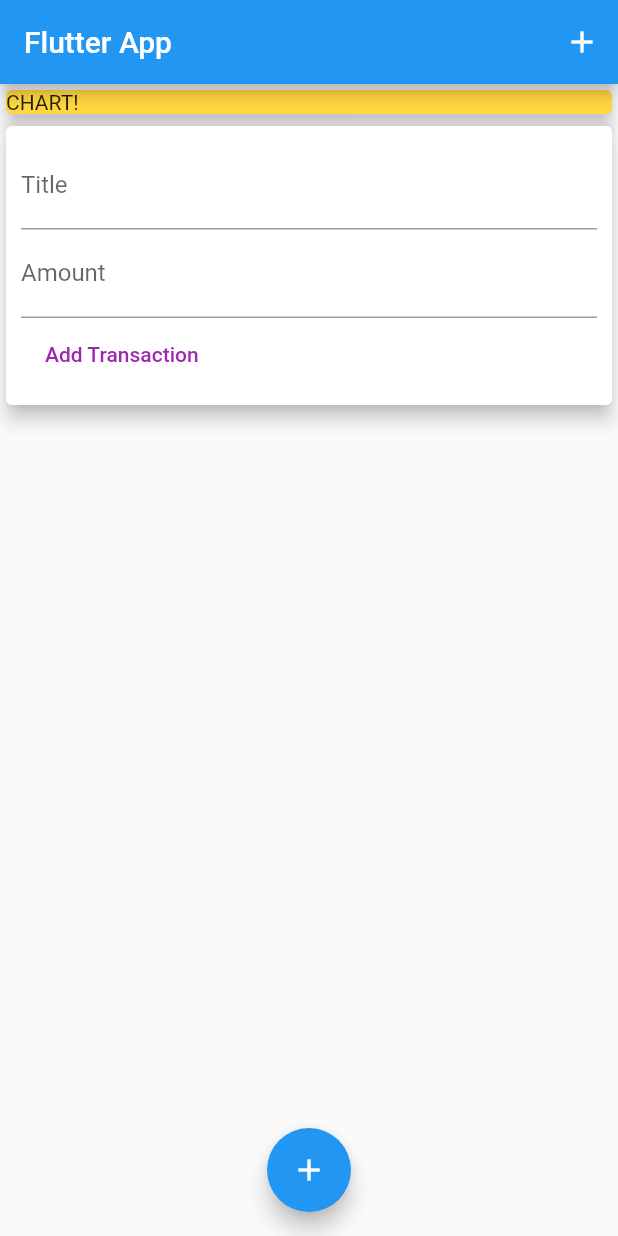
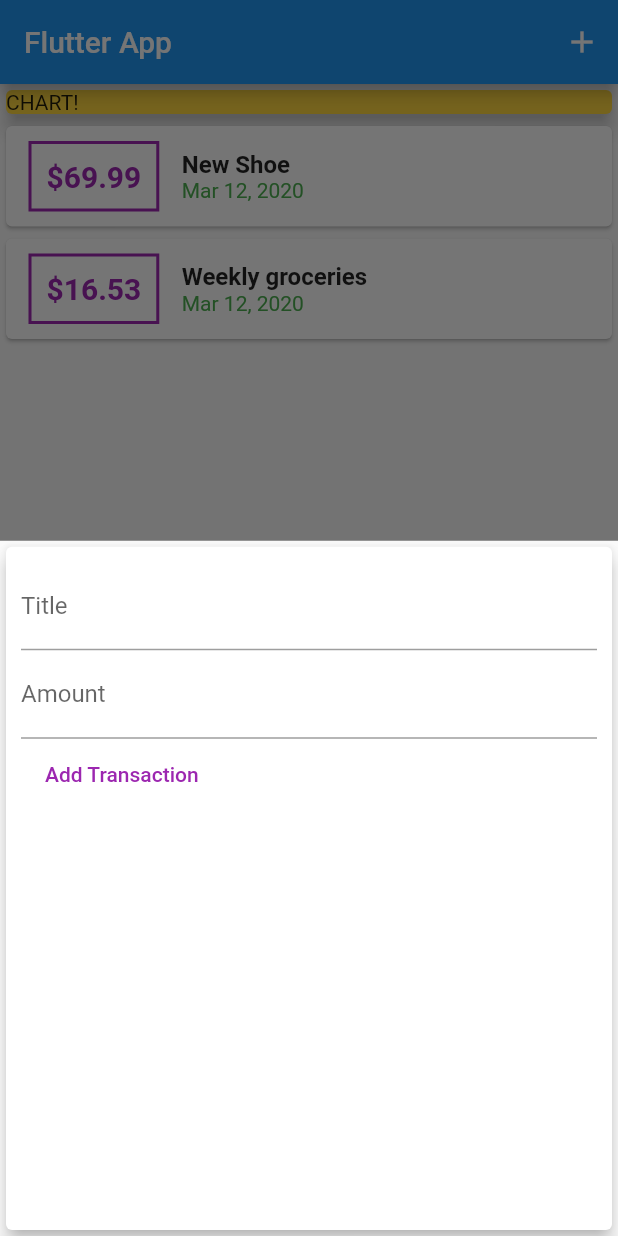
Before and after one commit to mishikaraj/Expenses_planner, a Flutter app: the screen it shows after launch, after a tap on the "add" icon, on a phone screen of 412 x 824 dp. Run offline on Flutter 3.47's test engine with Material 2 defaults, Android fonts, the phone set to English and light mode, and no system bars.

Commit message:
floating action buttom take to another page

```diff
--- a/lib/main.dart
+++ b/lib/main.dart
@@ -1,8 +1,8 @@
 import './models/transaction.dart';
 import './widgets/new_transaction.dart';
 
-//import './widgets/transaction_list.dart';
-import 'package:expense/widgets/user_transaction.dart';
+import './widgets/transaction_list.dart';
+//import './widgets/user_transaction.dart';
 import 'package:flutter/material.dart';
 
 void main() => runApp(MyApp());
@@ -16,12 +16,6 @@ class MyApp extends StatelessWidget {
       home: MyHomePage(),
     );
   }
-}
-
-void startNewTransaction(BuildContext ctx){
-  showModalBottomSheet(context: ctx, builder: (_) {
-      return NewTransaction();
-  },);
 }
 
 class MyHomePage extends StatefulWidget {
@@ -61,6 +55,14 @@ class _MyHomePageState extends State<MyHomePage> {
     });
   }
 
+  void _startNewTransaction(BuildContext ctx) {
+    showModalBottomSheet(
+      context: ctx,
+      builder: (_) {
+        return NewTransaction(_addNewTransaction);
+      },
+    );
+  }
 
   @override
   Widget build(BuildContext context) {
@@ -69,7 +71,7 @@ class _MyHomePageState extends State<MyHomePage> {
         actions: <Widget>[
           IconButton(
             icon: Icon(Icons.add),
-            onPressed: () {},
+            onPressed:()=> _startNewTransaction(context),
           )
         ],
         title: Text('Flutter App'),
@@ -87,14 +89,14 @@ class _MyHomePageState extends State<MyHomePage> {
                 elevation: 5,
               ),
             ),
-            UserTransactions(),
+            TransactionList(_userTransactions),
           ],
         ),
       ),
       floatingActionButtonLocation: FloatingActionButtonLocation.centerFloat,
       floatingActionButton: FloatingActionButton(
         child: Icon(Icons.add),
-        onPressed: () {},
+        onPressed: ()=>_startNewTransaction(context),
       ),
     );
   }
--- a/lib/widgets/user_transaction.dart
+++ /dev/null
@@ -1,24 +0,0 @@
-import 'package:flutter/material.dart';
-import './new_transaction.dart';
-import './transaction_list.dart';
-import '../models/transaction.dart';
-
-
-
-class UserTransactions extends StatefulWidget {
-  @override
-  _UserTransactionsState createState() => _UserTransactionsState();
-}
-
-class _UserTransactionsState extends State<UserTransactions> {
-
-  @override
-  Widget build(BuildContext context) {
-    return Column(
-      children: <Widget>[
-        NewTransaction(_addNewTransaction),
-        //TransactionList(_userTransactions),
-      ],
-    );
-  }
-}
```
